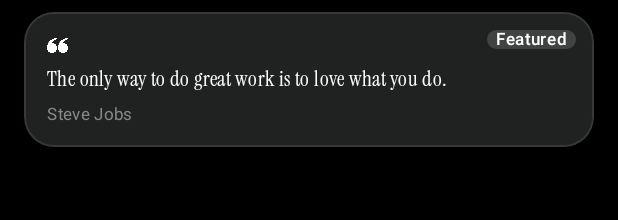
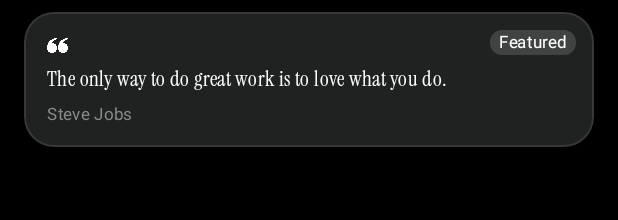
Before and after one commit to rizaadi/Zest, an Android app built with Jetpack Compose: the @Preview function QuoteCardPreview, on a phone screen of 412 x 824 dp. Shown: the top 220 px of the screen. Run offline under Robolectric (Android 15) with nearby library versions, the phone set to English and light mode, and no system bars.

Commit message:
style: styling featured tag

```diff
--- a/app/src/main/java/com/zephysus/zest/ui/screens/quotes/QuotesScreen.kt
+++ b/app/src/main/java/com/zephysus/zest/ui/screens/quotes/QuotesScreen.kt
@@ -122,12 +122,11 @@ private fun QuoteCard(
                     .background(
                         color = Color.White.copy(alpha = 0.15f), shape = RoundedCornerShape(8.dp)
                     )
-                    .padding(horizontal = 6.dp, vertical = 0.dp)
+                    .padding(horizontal = 6.dp, vertical = 2.dp)
             ) {
                 Text(
                     text = "Featured",
                     style = Typography.labelSmall,
-                    fontWeight = FontWeight.Medium,
                     color = Color.White
                 )
             }
```
